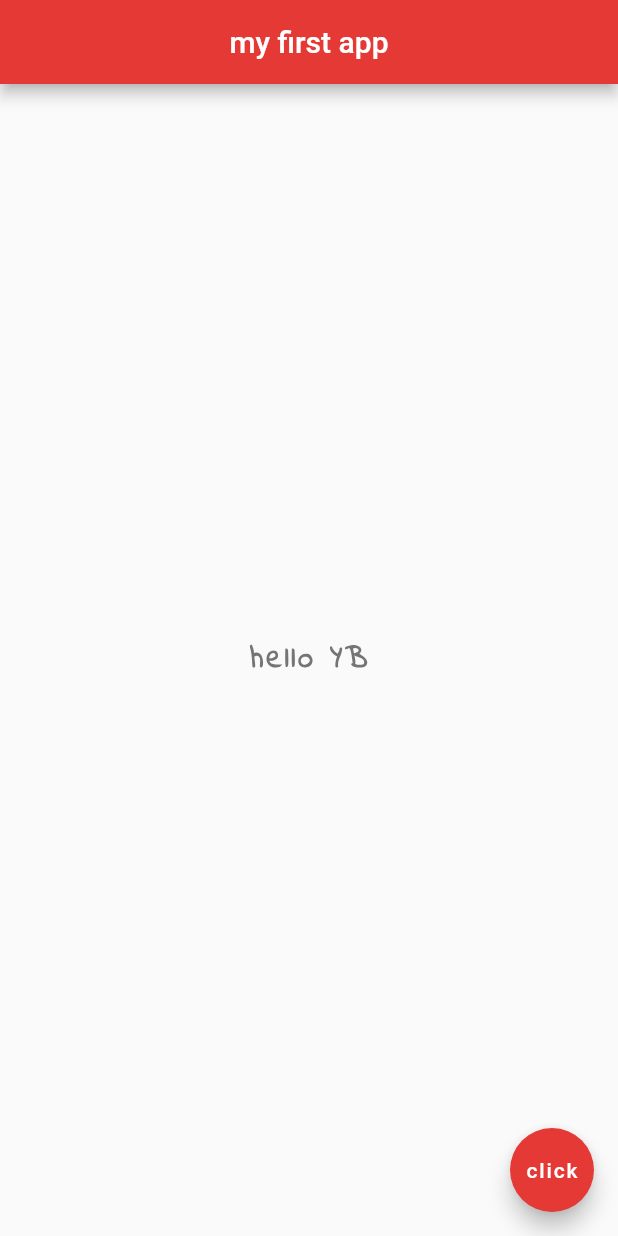
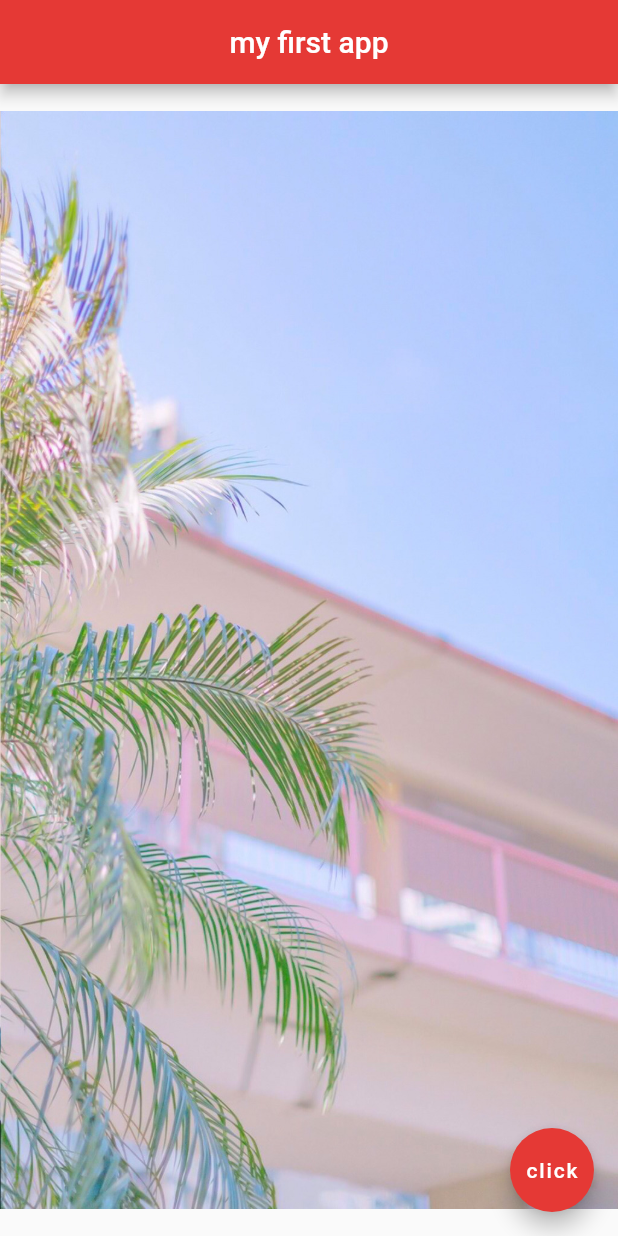
Before and after one commit to canoe726/Flutter-Practice, a Flutter app: the screen it shows after launch, on a phone screen of 412 x 824 dp. Run offline on Flutter 3.47's test engine with Material 2 defaults, Android fonts, the phone set to English and light mode, and no system bars.

Commit message:
Add Image & Assets

```diff
--- a/lib/main.dart
+++ b/lib/main.dart
@@ -14,16 +14,7 @@ class Home extends StatelessWidget {
         backgroundColor: Colors.red[600],
       ),
       body: Center(
-        child: Text(
-          'hello YB',
-          style: TextStyle(
-            fontSize: 20.0,
-            fontWeight: FontWeight.bold,
-            letterSpacing: 2.0,
-            color: Colors.grey[600],
-            fontFamily: 'IndieFlower',
-          ),
-        ),
+        child: Image.asset('assets/background2.jpg'),
       ),
       floatingActionButton: FloatingActionButton(
         onPressed: () {},
```
Also changed, not shown: pubspec.yaml (+3 -4 lines), assets/background1.jpg (added), assets/background2.jpg (added), assets/background3.jpg (added).
